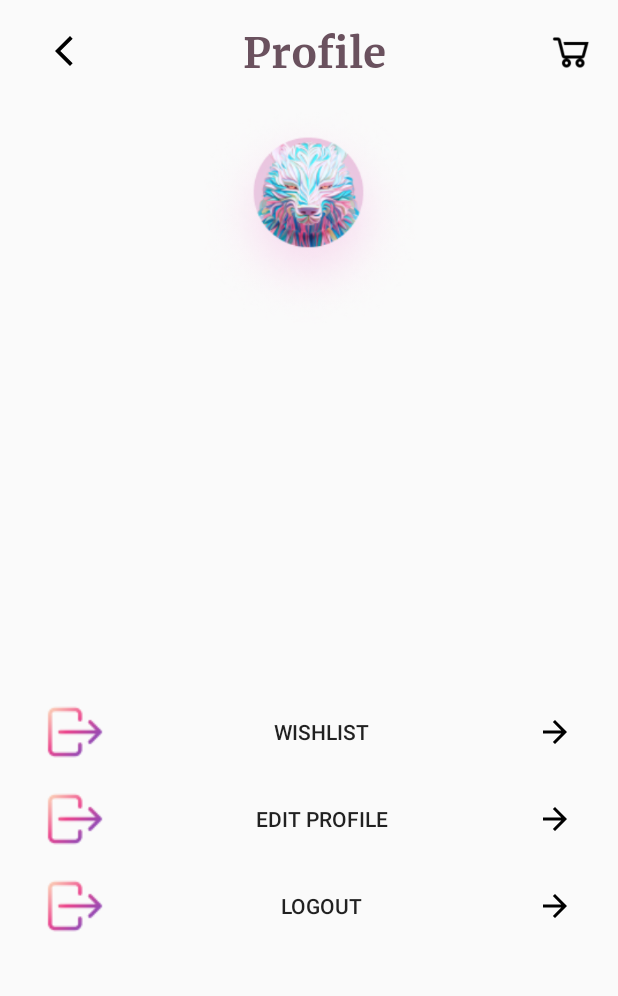
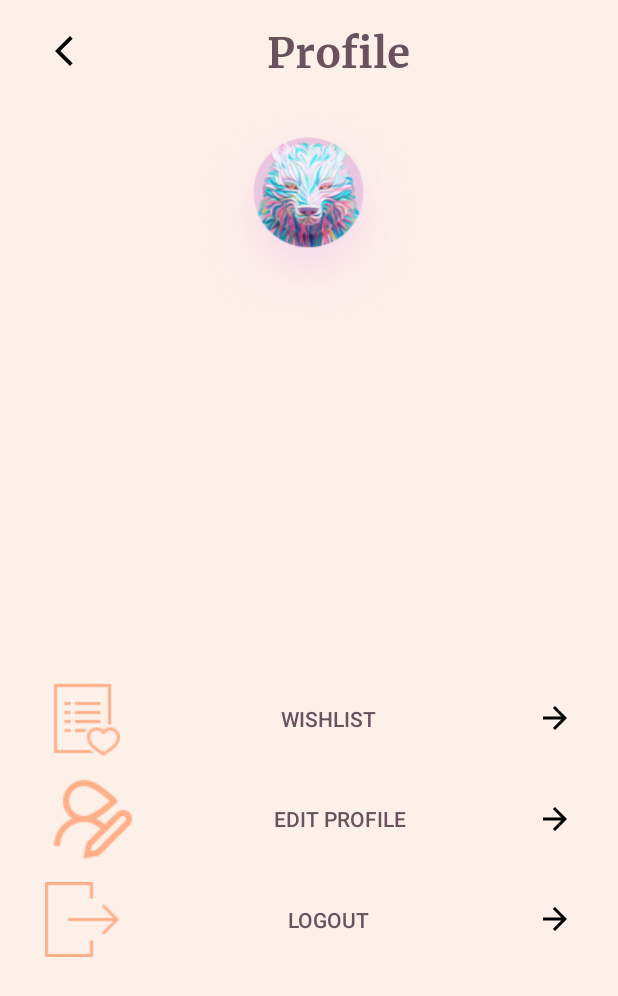
Before and after one commit to earlfunk21/JewelEase, an Android app: the ProfileActivity screen opened directly, with no data from a screen before it, on a phone screen of 412 x 824 dp. Shown: the top 996 px of the screen. Run offline under Robolectric (Android 15) with nearby library versions, the phone set to English and light mode, and no system bars; our stand-ins replace Room's generated code; Roboto replaces fonts that are not available here; 2 statements that could not run were skipped.

```diff
--- a/app/src/main/res/layout/activity_profile.xml
+++ b/app/src/main/res/layout/activity_profile.xml
@@ -4,7 +4,8 @@
     xmlns:tools="http://schemas.android.com/tools"
     android:layout_width="match_parent"
     android:layout_height="match_parent"
-    tools:context=".activities.ProfileActivity">
+    tools:context=".activities.ProfileActivity"
+    android:background="@color/background">
 
     <LinearLayout
         android:id="@+id/toolbar"
@@ -33,15 +34,6 @@
             android:text="Profile"
             android:textColor="@color/pinkDark"
             android:textSize="28sp" />
-
-        <ImageButton
-            android:layout_width="32dp"
-            android:layout_height="32dp"
-            android:layout_gravity="center"
-            android:background="@color/transparent"
-            android:onClick="openCartActivity"
-            android:scaleType="fitCenter"
-            android:src="@drawable/cart" />
 
     </LinearLayout>
 
@@ -93,7 +85,8 @@
             android:layout_height="wrap_content"
             android:layout_marginHorizontal="30dp"
             android:background="@color/transparent"
-            android:drawableStart="@drawable/logout"
+            android:drawableStart="@drawable/wishlist"
+            android:textColor="@color/pinkDark"
             android:drawableEnd="@drawable/baseline_arrow_forward_24"
             android:text="Wishlist" />
 
@@ -106,7 +99,8 @@
             android:layout_height="wrap_content"
             android:layout_marginHorizontal="30dp"
             android:background="@color/transparent"
-            android:drawableStart="@drawable/logout"
+            android:drawableStart="@drawable/edit"
+            android:textColor="@color/pinkDark"
             android:drawableEnd="@drawable/baseline_arrow_forward_24"
             android:text="Edit Profile" />
 
@@ -119,9 +113,10 @@
             android:layout_height="wrap_content"
             android:layout_marginHorizontal="30dp"
             android:background="@color/transparent"
-            android:drawableStart="@drawable/logout"
+            android:drawableStart="@drawable/leave"
             android:drawableEnd="@drawable/baseline_arrow_forward_24"
             android:onClick="logoutUser"
+            android:textColor="@color/pinkDark"
             android:text="Logout" />
     </LinearLayout>
 </androidx.constraintlayout.widget.ConstraintLayout>
```
Also changed, not shown: app/src/main/res/drawable/edit.png (added), app/src/main/res/drawable/leave.png (added), app/src/main/res/drawable/wishlist.png (added).
